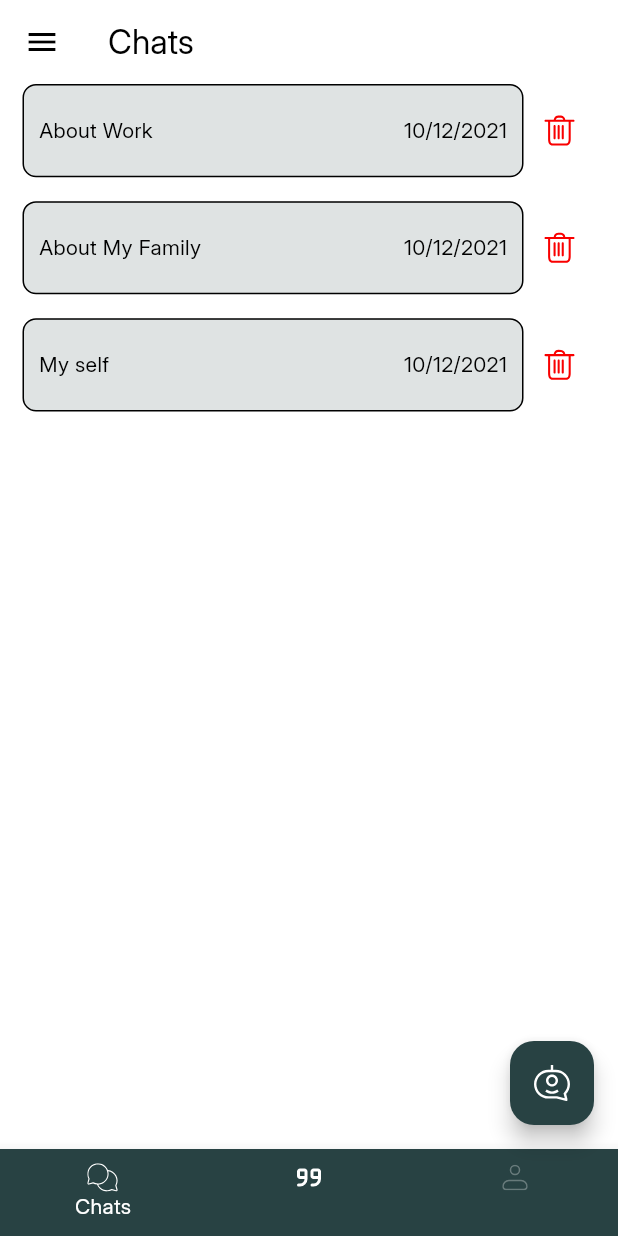
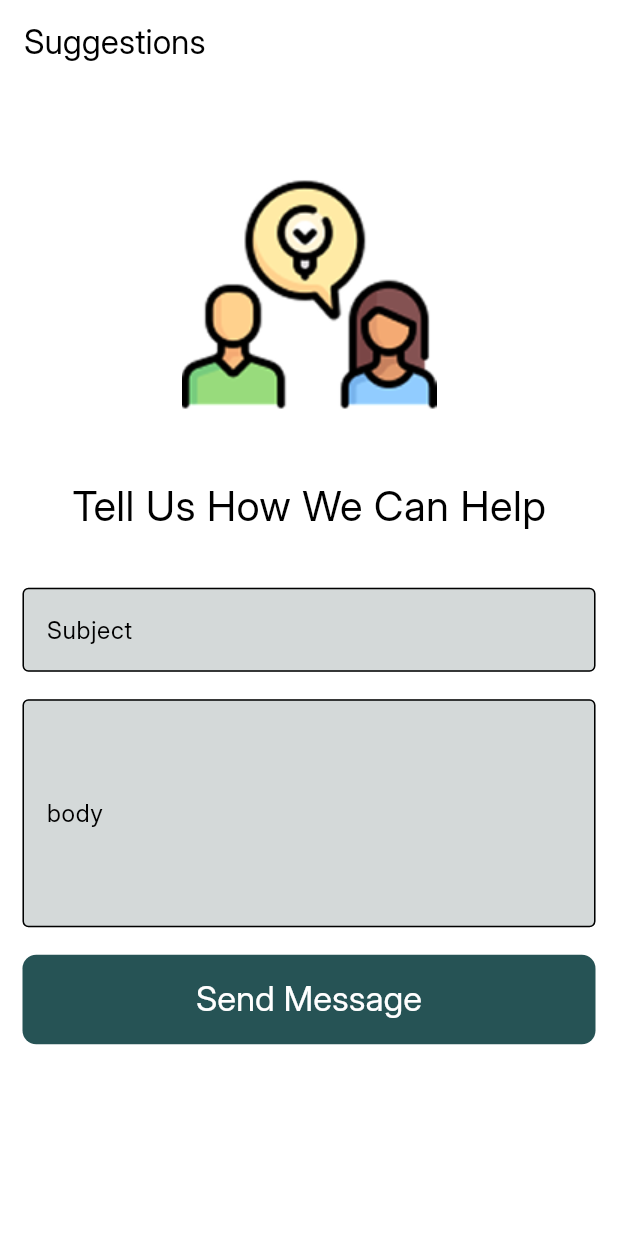
Before and after one commit to gamal8686/Tranquility, a Flutter app: the screen it shows after launch, on a phone screen of 412 x 824 dp. Run offline on Flutter 3.47's test engine with Material 3 defaults, Android fonts, the phone set to English and light mode, and no system bars; our stand-ins replace animate_do, dio, flutter_screenutil, flutter_svg, image_picker and 2 more; missing offline and left inert: clipboard, dart:ffi.

Commit message:
add suggestions.dart

```diff
--- a/lib/core/components/app_filed_drower.dart
+++ b/lib/core/components/app_filed_drawer.dart
@@ -27,12 +27,12 @@ class _AppFiledDrawerState extends State<AppFiledDrawer> {
   @override
   Widget build(BuildContext context) {
     return Padding(
-      padding: const EdgeInsets.all(8.0),
+      padding: const EdgeInsets.all(8),
       child: GestureDetector(
         onTap: () {},
         child: Container(
           decoration: BoxDecoration(
-            borderRadius: BorderRadius.all(Radius.circular(8)),
+            borderRadius: BorderRadius.all(Radius.circular(8.r)),
             color: Color(0xff284243).withValues(alpha: 0.10),
           ),
           height: 40.h,
--- a/lib/core/components/app_input.dart
+++ b/lib/core/components/app_input.dart
@@ -1,3 +1,5 @@
+import 'dart:ffi';
+
 import 'package:flutter/material.dart';
 import 'package:flutter_screenutil/flutter_screenutil.dart';
 
@@ -5,6 +7,8 @@ import 'app_dropDown.dart';
 import 'app_image.dart';
 
 class AppInput extends StatefulWidget {
+  final void Function(String)? onSelectedCountryCode;
+ final int maxLines;
   final String? path, label;
   final bool dropDown;
   final bool isPassword;
@@ -15,6 +19,7 @@ class AppInput extends StatefulWidget {
     this.dropDown = false,
     this.label,
     this.isPassword = false,
+    this.onSelectedCountryCode, this.maxLines=1,
   });
 
   @override
@@ -32,12 +37,22 @@ class _AppInputState extends State<AppInput> {
         child: Row(
           crossAxisAlignment: CrossAxisAlignment.center,
           children: [
-            if (widget.dropDown) AppDropdown(),
+            if (widget.dropDown)
+              AppDropdown(
+                onSelectedCountryCode: (value) {
+                  if (widget.onSelectedCountryCode != null) {
+                    widget.onSelectedCountryCode!(value);
+                  }
+                },
+              ),
+
 
             Expanded(
               child: TextFormField(
+                maxLines:widget.maxLines ,
                 obscureText: widget.isPassword && isHidden ? true : false,
                 decoration: InputDecoration(
+
                   suffixIcon: Padding(
                     padding: const EdgeInsets.symmetric(),
                     child: widget.isPassword
--- a/lib/core/components/app_media.dart
+++ b/lib/core/components/app_media.dart
@@ -29,7 +29,7 @@ class AppMedia extends StatelessWidget {
               children: [
                 Padding(
                   padding: const EdgeInsets.all(2),
-                  child: Container(color: Colors.white, height: 51, width: 40),
+                  child: Container(color: Colors.white, height: 51.h, width: 40.w),
                 ),
                 Padding(
                   padding: const EdgeInsets.only(left: 8, top: 8),
@@ -37,7 +37,7 @@ class AppMedia extends StatelessWidget {
                 ),
               ],
             ),
-            SizedBox(width: 8),
+            SizedBox(width: 8.w),
             Text(text),
           ],
         ),
--- a/lib/main.dart
+++ b/lib/main.dart
@@ -1,33 +1,30 @@
 import 'package:flutter/material.dart';
 import 'package:flutter_screenutil/flutter_screenutil.dart';
-import 'package:tranquility/views/home/chats.dart';
-import 'package:tranquility/views/home/quotes.dart';
+import 'package:tranquility/views/auth/login.dart';
+import 'package:tranquility/views/home/profile.dart';
 import 'package:tranquility/views/home/views.dart';
-
+import 'package:tranquility/views/start_chat.dart';
+import 'package:tranquility/views/suggestions.dart';
 import 'core/logic/goto.dart';
 import 'core/logic/show_masseg.dart';
-
 void main() {
   runApp(const MyApp());
 }
-
 class MyApp extends StatelessWidget {
   const MyApp({super.key});
-
-  // This widget is the root of your application.
   @override
   Widget build(BuildContext context) {
     final primary = Color(0xff284243);
     final primarySwatch = MaterialColor(primary.value, {
-      50: primary.withOpacity(.1),
-      100: primary.withOpacity(.2),
-      200: primary.withOpacity(.3),
-      300: primary.withOpacity(.4),
-      400: primary.withOpacity(.5),
+      50: primary.withValues(alpha: .1),
+      100: primary.withValues(alpha: .2),
+      200: primary.withValues(alpha: .3),
+      300: primary.withValues(alpha: .4),
+      400: primary.withValues(alpha: .5),
       500: primary,
-      600: primary.withOpacity(.7),
-      700: primary.withOpacity(.8),
-      800: primary.withOpacity(.9),
+      600: primary.withValues(alpha: .7),
+      700: primary.withValues(alpha: .8),
+      800: primary.withValues(alpha: .9),
       900: primary,
     });
     return ScreenUtilInit(
@@ -36,17 +33,15 @@ class MyApp extends StatelessWidget {
       splitScreenMode: true,
       builder: (_, child) {
         return MaterialApp(
-          scaffoldMessengerKey:messengerKey,
+          scaffoldMessengerKey: messengerKey,
           navigatorKey: navKey,
           debugShowCheckedModeBanner: false,
           title: 'Tranquility',
           theme: ThemeData(
             textButtonTheme: TextButtonThemeData(
-
               style: TextButton.styleFrom(
                 foregroundColor: Color(0xff284243),
                 textStyle: TextStyle(
-
                   fontSize: 18.sp,
                   fontWeight: FontWeight.bold,
                   fontFamily: 'Inter',
@@ -57,7 +52,6 @@ class MyApp extends StatelessWidget {
             inputDecorationTheme: InputDecorationTheme(
               filled: true,
               fillColor: Color(0xff284243).withValues(alpha: 0.20),
-
 
               border: OutlineInputBorder(
                 borderRadius: BorderRadius.circular(8.r),
@@ -87,11 +81,12 @@ class MyApp extends StatelessWidget {
             appBarTheme: AppBarTheme(
               elevation: 0,
               scrolledUnderElevation: 0,
-                  backgroundColor: Colors.transparent)
+              backgroundColor: Colors.transparent,
+            ),
           ),
           builder: (context, child) =>
               Directionality(textDirection: TextDirection.ltr, child: child!),
-          home:  HomeViews(),
+          home: SuggestionsViews(),
         );
       },
     );
--- a/lib/splash.dart
+++ b/lib/splash.dart
@@ -2,7 +2,6 @@ import 'dart:async';
 import 'package:animate_do/animate_do.dart';
 import 'package:flutter/material.dart';
 import 'package:flutter_screenutil/flutter_screenutil.dart';
-
 import 'core/logic/goto.dart' show goTo;
 import 'on_boarding.dart';
 
--- a/lib/views/auth/otp.dart
+++ b/lib/views/auth/otp.dart
@@ -14,7 +14,7 @@ class OtpView extends StatelessWidget {
   Widget build(BuildContext context) {
     return Scaffold(
       body: SingleChildScrollView(
-        padding: EdgeInsets.all(24),
+        padding: EdgeInsets.all(24.r),
         child: Column(
           crossAxisAlignment: CrossAxisAlignment.start,
           children: [
--- a/lib/views/home/chats.dart
+++ b/lib/views/home/chats.dart
@@ -1,4 +1,3 @@
-import 'package:flutter/cupertino.dart';
 import 'package:flutter/material.dart';
 import 'package:flutter_screenutil/flutter_screenutil.dart';
 
@@ -27,7 +26,7 @@ class _ChatsPageState extends State<ChatsPage> {
       appBar: AppBar(title: Text('Chats')),
       body: ListView.separated(
         itemBuilder: (context, index) => _Item(list: list[index]),
-        separatorBuilder: (context, index) => SizedBox(height: 16),
+        separatorBuilder: (context, index) => SizedBox(height: 16.h),
         itemCount:list.length,
       ),
     );
@@ -51,7 +50,7 @@ class _Item extends StatelessWidget {
               decoration: BoxDecoration(
                 border: BoxBorder.all(),
                 color: Theme.of(context).primaryColor.withValues(alpha: 0.15),
-                borderRadius: BorderRadiusGeometry.all(Radius.circular(9)),
+                borderRadius: BorderRadiusGeometry.all(Radius.circular(9.r)),
               ),
               height: 52.h,
               width: 353.w,
--- a/lib/views/home/views.dart
+++ b/lib/views/home/views.dart
@@ -1,6 +1,5 @@
 import 'package:flutter/cupertino.dart';
 import 'package:flutter/material.dart';
-import 'package:flutter_screenutil/flutter_screenutil.dart';
 import 'package:tranquility/views/home/chats.dart';
 import 'package:tranquility/views/home/quotes.dart';
 
--- /dev/null
+++ b/lib/views/suggestions.dart
@@ -0,0 +1,39 @@
+import 'package:flutter/material.dart';
+import 'package:flutter_screenutil/flutter_screenutil.dart';
+import 'package:tranquility/core/components/app_button.dart';
+import 'package:tranquility/core/components/app_image.dart';
+import 'package:tranquility/core/components/app_input.dart';
+
+class SuggestionsViews extends StatelessWidget {
+  const SuggestionsViews({super.key});
+
+  @override
+  Widget build(BuildContext context) {
+    return Scaffold(
+      appBar: AppBar(title: Text('Suggestions')),
+      body: SingleChildScrollView(
+        padding: EdgeInsets.all(15),
+        child: Column(
+          children: [
+            SizedBox(height: 20.h),
+            AppImage(path: 'suggestions.png', height: 170.h, width: 170.w),
+            SizedBox(height: 16.h),
+
+            Text(
+              'Tell Us How We Can Help',
+              style: TextStyle(
+                fontSize: 24.sp,
+                fontWeight: FontWeight.w500,
+                fontFamily: 'Inter',
+              ),
+            ),
+            SizedBox(height: 30.h),
+            AppInput(label: 'Subject'),
+            AppInput(label: 'body', maxLines: 5),
+            AppButton(text: 'Send Message', onPressed: () {},width: 382,),
+          ],
+        ),
+      ),
+    );
+  }
+}
```
Also changed, not shown: lib/core/components/app_drawer.dart (+14 -6 lines), lib/core/components/app_dropDown.dart (+54 -12 lines), lib/on_boarding.dart (+8 -10 lines), lib/views/auth/change_password.dart (+5 -7 lines), lib/views/auth/register.dart (+9 -25 lines), lib/views/home/profile.dart (+26 -8 lines), lib/views/home/quotes.dart (+6 -6 lines), lib/views/start_chat.dart (added, +85 -0 lines), assets/images/suggestions.png (added). Lines whose indentation alone changed are shown as unchanged.
